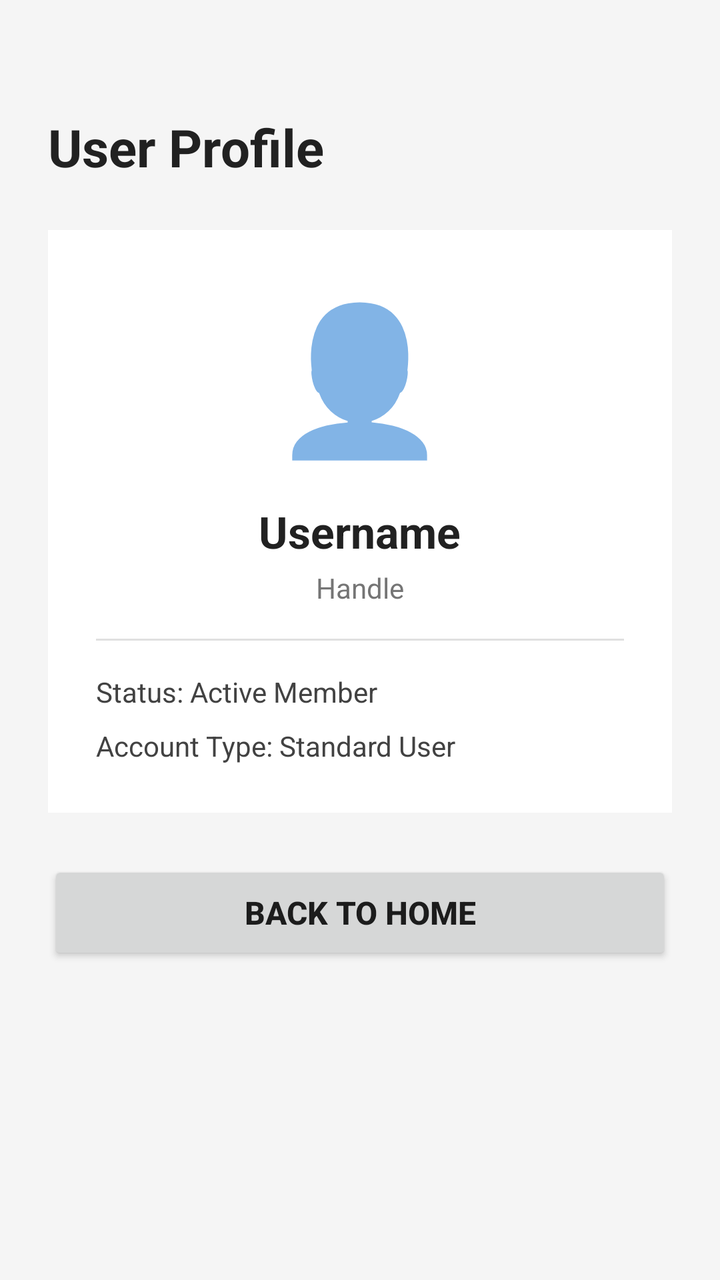
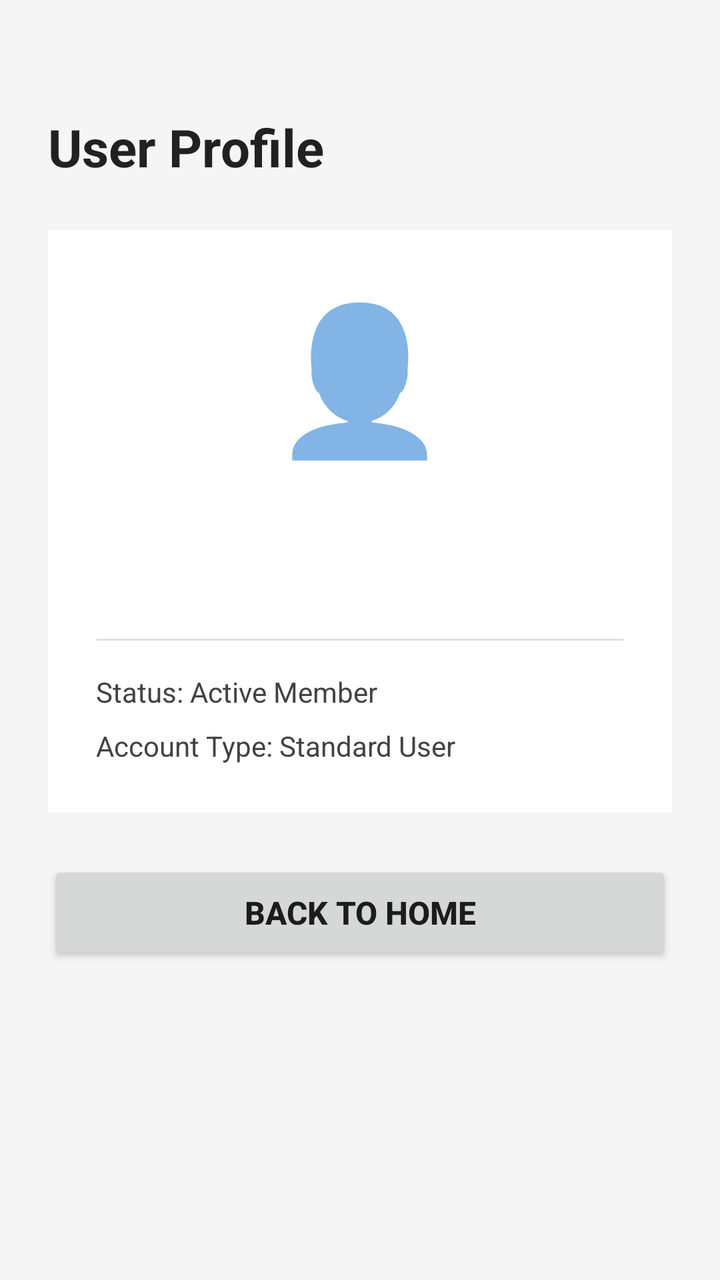

The first picture is an Android layout as it rendered before a commit; the second is the same layout after the commit. The layout source and the unified diff follow.
<!-- AndroidManifest.xml: application theme Theme.Game -->
<!-- res/layout/activity_profile.xml -->
<?xml version="1.0" encoding="utf-8"?>
<LinearLayout xmlns:android="http://schemas.android.com/apk/res/android"
    android:layout_width="match_parent"
    android:layout_height="match_parent"
    android:orientation="vertical"
    android:padding="24dp"
    android:background="#F5F5F5">

    <TextView
        android:layout_width="wrap_content"
        android:layout_height="wrap_content"
        android:text="User Profile"
        android:textSize="26sp"
        android:textStyle="bold"
        android:textColor="#212121"
        android:layout_marginTop="32dp"
        android:layout_marginBottom="24dp" />

    <LinearLayout
        android:layout_width="match_parent"
        android:layout_height="wrap_content"
        android:orientation="vertical"
        android:gravity="center"
        android:background="#FFFFFF"
        android:padding="24dp"
        android:layout_marginBottom="24dp">

        <TextView
            android:layout_width="wrap_content"
            android:layout_height="wrap_content"
            android:text="👤"
            android:textSize="72sp"
            android:layout_marginBottom="16dp" />

        <TextView
            android:id="@+id/tvProfileName"
            android:layout_width="wrap_content"
            android:layout_height="wrap_content"
            android:text="Username"
            android:textSize="22sp"
            android:textStyle="bold"
            android:textColor="#212121"
            android:layout_marginBottom="4dp" />

        <TextView
            android:id="@+id/tvProfileHandle"
            android:layout_width="wrap_content"
            android:layout_height="wrap_content"
            android:text="Handle"
            android:textSize="14sp"
            android:textColor="#757575"
            android:layout_marginBottom="16dp" />

        <View
            android:layout_width="match_parent"
            android:layout_height="1dp"
            android:background="#E0E0E0"
            android:layout_marginBottom="16dp" />

        <TextView
            android:layout_width="match_parent"
            android:layout_height="wrap_content"
            android:text="Status: Active Member"
            android:textSize="14sp"
            android:textColor="#424242"
            android:layout_marginBottom="8dp" />

        <TextView
            android:layout_width="match_parent"
            android:layout_height="wrap_content"
            android:text="Account Type: Standard User"
            android:textSize="14sp"
            android:textColor="#424242" />

    </LinearLayout>

    <Button
        android:id="@+id/btnBackToHome"
        android:layout_width="match_parent"
        android:layout_height="52dp"
        android:text="BACK TO HOME"
        android:textSize="16sp"
        android:textStyle="bold" />

</LinearLayout>
<!-- resources referenced by this layout -->
<resources>
  <style name="Theme.Game" parent="android:Theme.Material.Light.NoActionBar" />
</resources>

<!-- the commit's change to res/layout/activity_profile.xml (unified diff, before → after) -->
@@ -9,7 +9,7 @@
     <TextView
         android:layout_width="wrap_content"
         android:layout_height="wrap_content"
-        android:text="User Profile"
+        android:text="@string/profile_title"
         android:textSize="26sp"
         android:textStyle="bold"
         android:textColor="#212121"
@@ -36,7 +36,6 @@
             android:id="@+id/tvProfileName"
             android:layout_width="wrap_content"
             android:layout_height="wrap_content"
-            android:text="Username"
             android:textSize="22sp"
             android:textStyle="bold"
             android:textColor="#212121"
@@ -46,7 +45,6 @@
             android:id="@+id/tvProfileHandle"
             android:layout_width="wrap_content"
             android:layout_height="wrap_content"
-            android:text="Handle"
             android:textSize="14sp"
             android:textColor="#757575"
             android:layout_marginBottom="16dp" />
@@ -60,7 +58,7 @@
         <TextView
             android:layout_width="match_parent"
             android:layout_height="wrap_content"
-            android:text="Status: Active Member"
+            android:text="@string/profile_status_active"
             android:textSize="14sp"
             android:textColor="#424242"
             android:layout_marginBottom="8dp" />
@@ -68,7 +66,7 @@
         <TextView
             android:layout_width="match_parent"
             android:layout_height="wrap_content"
-            android:text="Account Type: Standard User"
+            android:text="@string/profile_account_type_standard"
             android:textSize="14sp"
             android:textColor="#424242" />
 
@@ -78,7 +76,7 @@
         android:id="@+id/btnBackToHome"
         android:layout_width="match_parent"
         android:layout_height="52dp"
-        android:text="BACK TO HOME"
+        android:text="@string/btn_back_to_home"
         android:textSize="16sp"
         android:textStyle="bold" />
 
<!-- resource entries referenced after the edit -->
@@ -1,5 +1,9 @@
 <!-- resources referenced by this layout -->
 <resources>
+  <string name="btn_back_to_home">BACK TO HOME</string>
+  <string name="profile_account_type_standard">Account Type: Standard User</string>
+  <string name="profile_status_active">Status: Active Member</string>
+  <string name="profile_title">User Profile</string>
   <style name="Theme.Game" parent="android:Theme.Material.Light.NoActionBar" />
 </resources>
 
